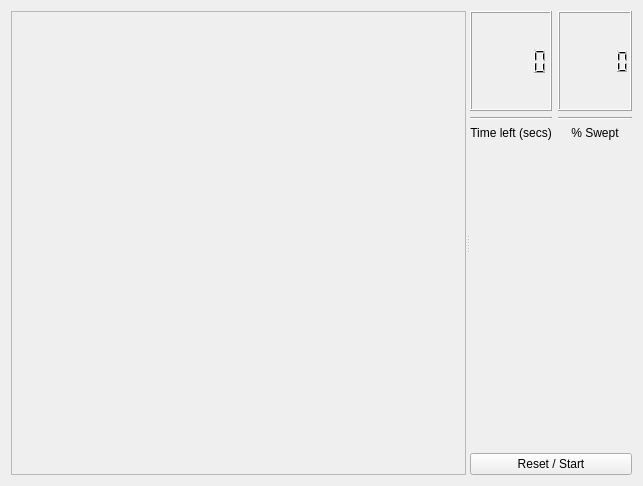
Above: aspirador/src/mainUI.ui from pbustos/beta-robotica-class before the change. Below: the same form after it.
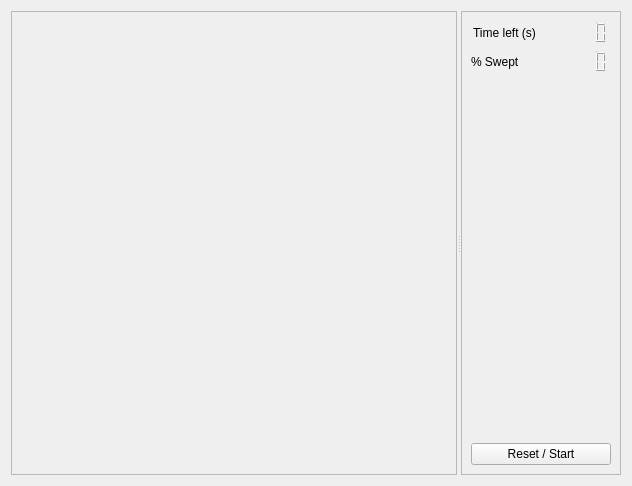
That is the form after the change.

What changed in the file:
```diff
--- a/aspirador/src/mainUI.ui
+++ b/aspirador/src/mainUI.ui
@@ -6,14 +6,14 @@
    <rect>
     <x>0</x>
     <y>0</y>
-    <width>643</width>
+    <width>632</width>
     <height>486</height>
    </rect>
   </property>
   <property name="windowTitle">
    <string>aspirador</string>
   </property>
-  <layout class="QVBoxLayout" name="verticalLayout_4">
+  <layout class="QVBoxLayout" name="verticalLayout_3">
    <item>
     <widget class="QSplitter" name="splitter">
      <property name="orientation">
@@ -39,47 +39,31 @@
        <enum>QFrame::Raised</enum>
       </property>
      </widget>
-     <widget class="QWidget" name="">
-      <layout class="QVBoxLayout" name="verticalLayout_3">
+     <widget class="QFrame" name="frame_2">
+      <property name="sizePolicy">
+       <sizepolicy hsizetype="MinimumExpanding" vsizetype="Preferred">
+        <horstretch>0</horstretch>
+        <verstretch>0</verstretch>
+       </sizepolicy>
+      </property>
+      <property name="frameShape">
+       <enum>QFrame::StyledPanel</enum>
+      </property>
+      <property name="frameShadow">
+       <enum>QFrame::Raised</enum>
+      </property>
+      <layout class="QVBoxLayout" name="verticalLayout_2">
        <item>
-        <layout class="QHBoxLayout" name="horizontalLayout">
+        <layout class="QVBoxLayout" name="verticalLayout">
          <item>
-          <layout class="QVBoxLayout" name="verticalLayout">
-           <item>
-            <widget class="QLCDNumber" name="lcdNumber_time">
-             <property name="minimumSize">
-              <size>
-               <width>0</width>
-               <height>100</height>
-              </size>
-             </property>
-             <property name="font">
-              <font>
-               <family>Ubuntu Condensed</family>
-               <pointsize>16</pointsize>
-               <weight>75</weight>
-               <bold>true</bold>
-              </font>
-             </property>
-             <property name="smallDecimalPoint">
-              <bool>true</bool>
-             </property>
-            </widget>
-           </item>
-           <item>
-            <widget class="Line" name="line">
-             <property name="orientation">
-              <enum>Qt::Horizontal</enum>
-             </property>
-            </widget>
-           </item>
+          <layout class="QHBoxLayout" name="horizontalLayout">
            <item>
             <widget class="QLabel" name="label_2">
              <property name="layoutDirection">
               <enum>Qt::LeftToRight</enum>
              </property>
              <property name="text">
-              <string>Time left (secs)</string>
+              <string>Time left (s)</string>
              </property>
              <property name="alignment">
               <set>Qt::AlignCenter</set>
@@ -87,84 +71,116 @@
             </widget>
            </item>
            <item>
-            <spacer name="verticalSpacer">
-             <property name="orientation">
-              <enum>Qt::Vertical</enum>
+            <widget class="QLCDNumber" name="lcdNumber_time">
+             <property name="sizePolicy">
+              <sizepolicy hsizetype="Minimum" vsizetype="Preferred">
+               <horstretch>0</horstretch>
+               <verstretch>0</verstretch>
+              </sizepolicy>
              </property>
-             <property name="sizeHint" stdset="0">
-              <size>
-               <width>20</width>
-               <height>40</height>
-              </size>
-             </property>
-            </spacer>
-           </item>
-          </layout>
-         </item>
-         <item>
-          <layout class="QVBoxLayout" name="verticalLayout_2">
-           <item>
-            <widget class="QLCDNumber" name="lcdNumber_percent">
              <property name="minimumSize">
               <size>
                <width>0</width>
-               <height>100</height>
+               <height>0</height>
               </size>
              </property>
              <property name="font">
               <font>
-               <family>Ubuntu Condensed</family>
-               <pointsize>16</pointsize>
-               <weight>75</weight>
-               <bold>true</bold>
+               <family>Ubuntu</family>
+               <pointsize>11</pointsize>
+               <weight>9</weight>
+               <italic>false</italic>
+               <bold>false</bold>
               </font>
              </property>
+             <property name="styleSheet">
+              <string notr="true">font: 75 11pt &quot;Ubuntu&quot;;</string>
+             </property>
+             <property name="frameShadow">
+              <enum>QFrame::Plain</enum>
+             </property>
+             <property name="lineWidth">
+              <number>0</number>
+             </property>
              <property name="smallDecimalPoint">
               <bool>true</bool>
              </property>
-            </widget>
-           </item>
-           <item>
-            <widget class="Line" name="line_2">
-             <property name="orientation">
-              <enum>Qt::Horizontal</enum>
+             <property name="segmentStyle">
+              <enum>QLCDNumber::Filled</enum>
              </property>
             </widget>
            </item>
+          </layout>
+         </item>
+         <item>
+          <layout class="QHBoxLayout" name="horizontalLayout_2">
            <item>
             <widget class="QLabel" name="label">
              <property name="text">
               <string>% Swept</string>
              </property>
              <property name="alignment">
-              <set>Qt::AlignCenter</set>
+              <set>Qt::AlignLeading|Qt::AlignLeft|Qt::AlignVCenter</set>
              </property>
             </widget>
            </item>
            <item>
-            <spacer name="verticalSpacer_2">
-             <property name="orientation">
-              <enum>Qt::Vertical</enum>
+            <widget class="QLCDNumber" name="lcdNumber_percent">
+             <property name="sizePolicy">
+              <sizepolicy hsizetype="Minimum" vsizetype="Maximum">
+               <horstretch>0</horstretch>
+               <verstretch>0</verstretch>
+              </sizepolicy>
              </property>
-             <property name="sizeHint" stdset="0">
+             <property name="minimumSize">
               <size>
-               <width>20</width>
-               <height>40</height>
+               <width>0</width>
+               <height>0</height>
               </size>
              </property>
-            </spacer>
+             <property name="font">
+              <font>
+               <family>Ubuntu Condensed</family>
+               <pointsize>12</pointsize>
+               <weight>75</weight>
+               <bold>true</bold>
+              </font>
+             </property>
+             <property name="frameShadow">
+              <enum>QFrame::Plain</enum>
+             </property>
+             <property name="lineWidth">
+              <number>0</number>
+             </property>
+             <property name="smallDecimalPoint">
+              <bool>true</bool>
+             </property>
+            </widget>
            </item>
           </layout>
          </item>
+         <item>
+          <spacer name="verticalSpacer">
+           <property name="orientation">
+            <enum>Qt::Vertical</enum>
+           </property>
+           <property name="sizeHint" stdset="0">
+            <size>
+             <width>20</width>
+             <height>40</height>
+            </size>
+           </property>
+          </spacer>
+         </item>
+         <item>
+          <widget class="QPushButton" name="pushButton">
+           <property name="text">
+            <string>Reset / Start</string>
+           </property>
+          </widget>
+         </item>
         </layout>
        </item>
-       <item>
-        <widget class="QPushButton" name="pushButton">
-         <property name="text">
-          <string>Reset / Start</string>
-         </property>
-        </widget>
-       </item>
       </layout>
      </widget>
     </widget>
```
